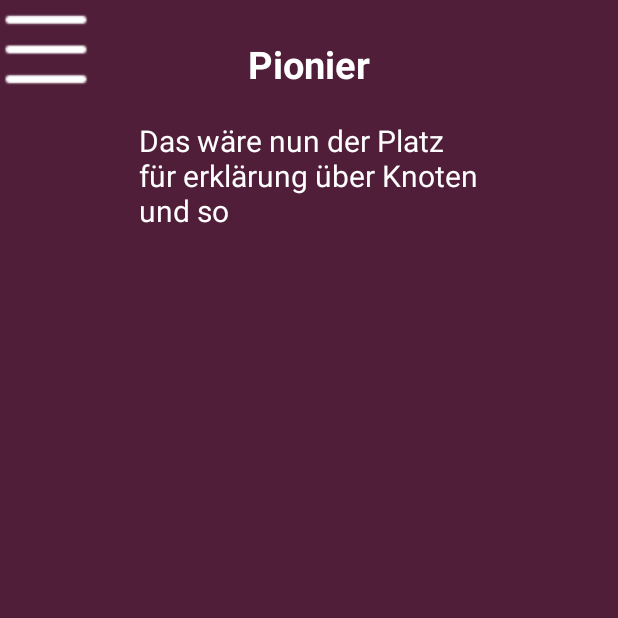
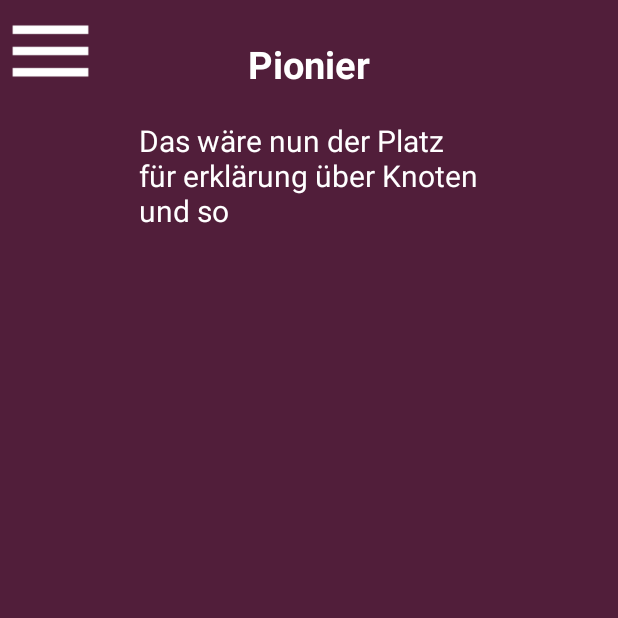
Before and after one commit to Munzel06/Pfaditechnik, an Android app: the screen it shows after launch (MainActivity), after a tap on "Pionier", on a phone screen of 412 x 824 dp, the top half of it. Run offline under Robolectric (Android 15) with nearby library versions, the phone set to English and light mode, and no system bars; 1 other tap on this screen came first.

Commit message:
Icon changed

```diff
--- a/app/src/main/java/com/example/pfaditechnik/MainActivity.java
+++ b/app/src/main/java/com/example/pfaditechnik/MainActivity.java
@@ -25,11 +25,14 @@ public class MainActivity extends AppCompatActivity implements View.OnClickListe
             btnHamburger.setVisibility(View.GONE);
             relPionier.setVisibility(View.GONE);
             relRegister.setVisibility(View.VISIBLE);
+            btnHome.setVisibility(View.VISIBLE);
         } else if (v.getId() == R.id.btnHome) {
             relRegister.setVisibility(View.GONE);
+            btnHome.setVisibility(View.GONE);
             btnHamburger.setVisibility(View.VISIBLE);
         } else if (v.getId() == R.id.btnPionier) {
             relRegister.setVisibility(View.GONE);
+            btnHome.setVisibility(View.GONE);
             relPionier.setVisibility(View.VISIBLE);
             btnHamburger.setVisibility(View.VISIBLE);
         }
--- a/app/src/main/res/layout/activity_main.xml
+++ b/app/src/main/res/layout/activity_main.xml
@@ -22,8 +22,8 @@
     <Button
         android:id="@+id/btnHamburger"
         style="@style/ButtonInvisible"
-        android:layout_width="61dp"
-        android:layout_height="66dp"
+        android:layout_width="67dp"
+        android:layout_height="68dp"
         android:background="@drawable/hamburgerbutton"
         android:visibility="visible"
         app:layout_constraintStart_toStartOf="parent"
@@ -68,12 +68,13 @@
         android:id="@+id/btnHome"
         style="@style/ButtonInvisible"
         android:layout_width="274dp"
-        android:layout_height="728dp"
+        android:layout_height="0dp"
         android:text=""
-        app:layout_constraintBottom_toBottomOf="@+id/imgBackground"
+        android:visibility="gone"
+        app:layout_constraintBottom_toBottomOf="@+id/relRegister"
         app:layout_constraintEnd_toEndOf="@+id/imgBackground"
         app:layout_constraintStart_toEndOf="@+id/relRegister"
-        app:layout_constraintTop_toTopOf="parent" />
+        app:layout_constraintTop_toTopOf="@+id/relRegister" />
 
     <RelativeLayout
         android:layout_width="match_parent"
```
Also changed, not shown: app/src/main/res/drawable/hamburgerbutton.png.
